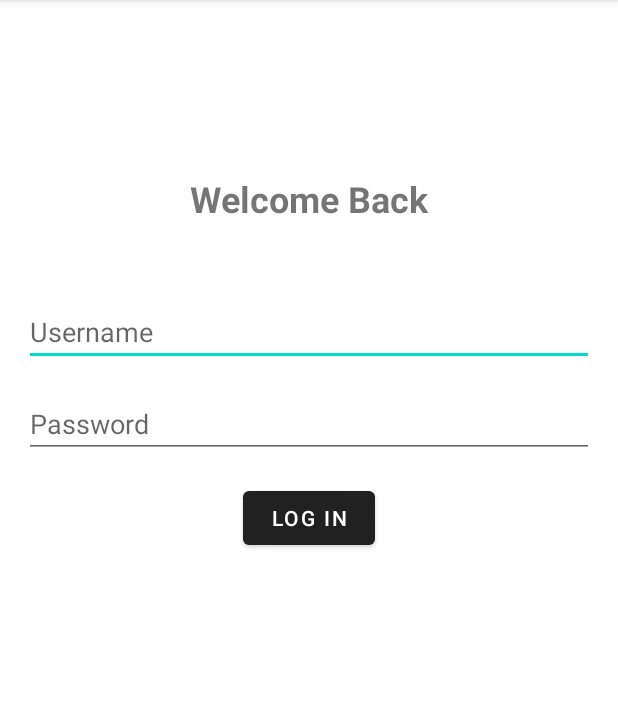
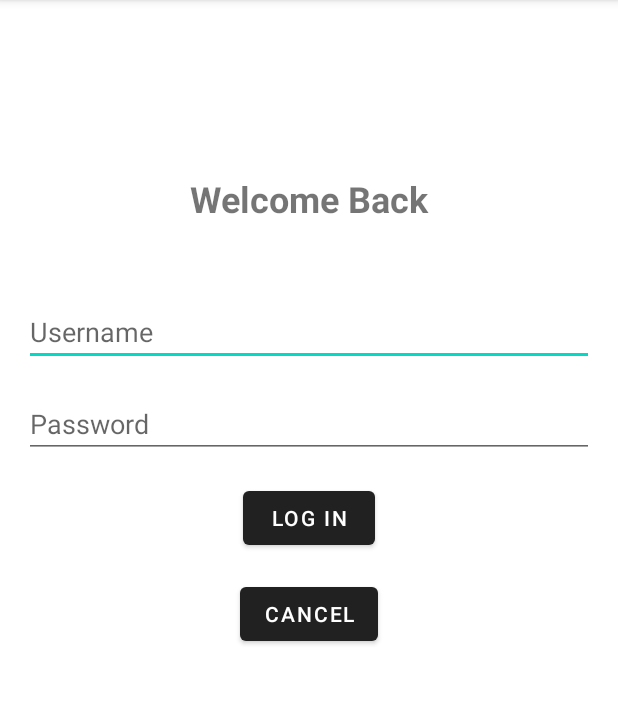
Before and after one commit to PolarisGalaxy/practical3-Guo-Yuqi-20243006972, an Android app: the screen it shows after launch (MainActivity), on a phone screen of 412 x 824 dp, the part 84-788 px from its top. Run offline under Robolectric (Android 15) with nearby library versions, the phone set to English and light mode, and no system bars.

Commit message:
Commit 003: Added 'Cancel' button view to the UI.

```diff
--- a/app/src/main/res/layout/activity_main.xml
+++ b/app/src/main/res/layout/activity_main.xml
@@ -39,4 +39,11 @@
         android:layout_height="wrap_content"
         android:text="Log In"/>
 
+    <Button
+        android:id="@+id/buttonCancel"
+        android:layout_width="wrap_content"
+        android:layout_height="wrap_content"
+        android:text="Cancel"
+        android:layout_marginTop="16dp"/>
+
 </LinearLayout>
```
